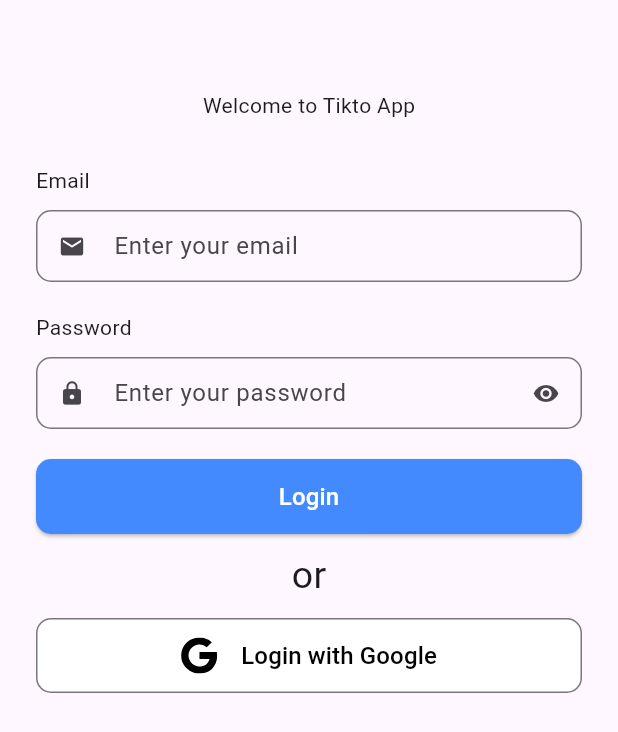
After one commit to OmarElhassaniAlaoui/tikitoko_app, a Flutter app: the LoginPage screen opened by its route, after a tap on "Login", on a phone screen of 412 x 824 dp. The commit adds this screen. Shown: the top 732 px of the screen. Run offline on Flutter 3.47's test engine with Material 2 defaults, Android fonts, the light colour scheme and no system bars; our stand-ins replace dartz, device_preview, equatable, flutter_svg, get, internet_connection_checker and 1 more; accounts and stored records are empty; network calls fail.

Commit message:
auth presentation

```diff
--- a/lib/src/app/routes/app_pages.dart
+++ b/lib/src/app/routes/app_pages.dart
@@ -6,5 +6,6 @@ class AppPages {
   static const followingList = '/following-list';
   static const followersList = '/followers-list';
   static const template = '/template';
+  static const loginPage = '/loginPage';
 
 }
--- a/lib/src/app/routes/app_routes.dart
+++ b/lib/src/app/routes/app_routes.dart
@@ -1,4 +1,5 @@
 import 'package:get/get.dart';
+import 'package:tikto_app/src/presentation/auth/pages/login_page.dart';
 import 'package:tikto_app/src/presentation/followers_page/pages/followers_page.dart';
 import 'package:tikto_app/src/presentation/following_page/pages/following_page.dart';
 import 'package:tikto_app/src/presentation/home_page/pages/home._page.dart';
@@ -9,7 +10,7 @@ import 'package:tikto_app/src/presentation/welcome_page/pages/welcome_page.dart'
 List<GetPage<dynamic>> routes = [
   GetPage(
     name: "/",
-    page: () =>  WelcomePage(),
+    page: () => WelcomePage(),
   ),
   GetPage(
     name: "/template",
@@ -31,4 +32,8 @@ List<GetPage<dynamic>> routes = [
     name: '/followers-list',
     page: () => const FollwersListPage(),
   ),
+  GetPage(
+    name: '/loginPage',
+    page: ()=>  LoginPage(),
+  )
 ];
--- /dev/null
+++ b/lib/src/app/widgets/buttom_widget.dart
@@ -0,0 +1,34 @@
+import 'package:flutter/material.dart';
+
+class ButtonWidget extends StatelessWidget {
+  const ButtonWidget({
+    super.key,
+    required this.text,
+    required this.onPressed,
+    required this.width,
+    required this.height,
+  });
+
+  final String text;
+  final VoidCallback onPressed;
+  final double width;
+  final double height;
+
+  @override
+  Widget build(BuildContext context) {
+    return ElevatedButton(
+      onPressed: onPressed,
+      style: ElevatedButton.styleFrom(
+        fixedSize: Size(width, height),
+        shape: RoundedRectangleBorder(
+          borderRadius: BorderRadius.circular(10),
+        ),
+        backgroundColor: Colors.blueAccent,
+      ),
+      child: Text(
+        text,
+        style: const TextStyle(color: Colors.white, fontSize: 16),
+      ),
+    );
+  }
+}
--- /dev/null
+++ b/lib/src/presentation/auth/controller/auth_controller.dart
@@ -0,0 +1,5 @@
+import 'package:get/get.dart';
+
+class AuthController extends GetxController {
+
+}
--- /dev/null
+++ b/lib/src/presentation/auth/pages/login_page.dart
@@ -0,0 +1,155 @@
+import 'package:flutter/material.dart';
+import 'package:flutter_svg/flutter_svg.dart';
+import 'package:get/get.dart';
+import 'package:tikto_app/src/app/widgets/buttom_widget.dart';
+import 'package:tikto_app/src/presentation/search_user/pages/search_user_page.dart';
+
+class LoginPage extends StatelessWidget {
+  LoginPage({super.key});
+  final GlobalKey<FormState> formKey = GlobalKey<FormState>();
+  final TextEditingController _emailController = TextEditingController();
+  final TextEditingController _passwordController = TextEditingController();
+
+  @override
+  Widget build(BuildContext context) {
+    return Scaffold(
+      body: SingleChildScrollView(
+        padding: const EdgeInsets.symmetric(
+          horizontal: 24,
+        ),
+        child: Column(
+          crossAxisAlignment: CrossAxisAlignment.center,
+          children: [
+            const SizedBox(
+              height: 60,
+            ),
+            const Text('Welcome to Tikto App'),
+            const SizedBox(
+              height: 30,
+            ),
+            SizedBox(
+              child: Column(
+                children: [
+                  Form(
+                    key: formKey,
+                    child: Column(
+                      children: [
+                        const Align(
+                          alignment: Alignment.centerLeft,
+                          child: Text("Email"),
+                        ),
+                        const SizedBox(
+                          height: 10,
+                        ),
+                        TextFormField(
+                          controller: _emailController,
+                          validator: (value) {
+                            if (value == null || value.isEmpty) {
+                              return 'Please enter your email';
+                            }
+                            return null;
+                          },
+                          decoration: const InputDecoration(
+                            hintText: 'Enter your email',
+                            border: OutlineInputBorder(
+                              borderRadius: BorderRadius.all(
+                                Radius.circular(10),
+                              ),
+                            ),
+                            isDense: true,
+                            prefixIcon: Icon(Icons.email),
+                          ),
+                        ),
+                        const SizedBox(
+                          height: 20,
+                        ),
+                        const Align(
+                          alignment: Alignment.centerLeft,
+                          child: Text("Password"),
+                        ),
+                        const SizedBox(
+                          height: 10,
+                        ),
+                        TextFormField(
+                          controller: _passwordController,
+                          obscureText: true,
+                          validator: (value) {
+                            if (value == null || value.isEmpty) {
+                              return 'Please enter your password';
+                            }
+                            return null;
+                          },
+                          decoration: const InputDecoration(
+                            hintText: 'Enter your password',
+                            border: OutlineInputBorder(
+                              borderRadius: BorderRadius.all(
+                                Radius.circular(10),
+                              ),
+                            ),
+                            isDense: true,
+                            prefixIcon: Icon(Icons.lock),
+                            suffixIcon: Icon(Icons.visibility),
+                          ),
+                        ),
+                        const SizedBox(
+                          height: 20,
+                        ),
+                        SizedBox(
+                          width: double.infinity,
+                          child: ButtonWidget(
+                            text: 'Login',
+                            width: double.infinity,
+                            height: 50,
+                            onPressed: () {
+                              // validate form
+                              if (formKey.currentState!.validate()) {
+                                Get.to(() => SearchUserPage());
+                              }
+                            },
+                          ),
+                        ),
+                        const SizedBox(
+                          height: 10,
+                        ),
+                        const Text("or", style: TextStyle(fontSize: 25)),
+                        const SizedBox(
+                          height: 10,
+                        ),
+                        SizedBox(
+                          width: double.infinity,
+                          child: OutlinedButton.icon(
+                            onPressed: () {},
+                            icon: Padding(
+                              padding: const EdgeInsets.all(8.0),
+                              child: SvgPicture.asset(
+                                'assets/icons/google.svg',
+                                width: 24,
+                                height: 24,
+                              ),
+                            ),
+                            label: const Text(
+                              "Login with Google",
+                              style:
+                                  TextStyle(color: Colors.black, fontSize: 16),
+                            ),
+                            style: OutlinedButton.styleFrom(
+                              backgroundColor: Colors.white,
+                              fixedSize: const Size(double.infinity, 50),
+                              shape: RoundedRectangleBorder(
+                                borderRadius: BorderRadius.circular(10),
+                              ),
+                            ),
+                          ),
+                        ),
+                      ],
+                    ),
+                  ),
+                ],
+              ),
+            ),
+          ],
+        ),
+      ),
+    );
+  }
+}
--- a/lib/src/presentation/search_user/pages/search_user_page.dart
+++ b/lib/src/presentation/search_user/pages/search_user_page.dart
@@ -2,6 +2,7 @@ import 'package:flutter/material.dart';
 import 'package:get/get.dart';
 import 'package:tikto_app/src/app/routes/app_pages.dart';
 import 'package:tikto_app/src/app/services/local_storage.dart';
+import 'package:tikto_app/src/app/widgets/buttom_widget.dart';
 import 'package:tikto_app/src/presentation/search_user/controller/search_user_controller.dart';
 
 class SearchUserPage extends GetView<SearchUserController> {
@@ -56,7 +57,10 @@ class SearchUserPage extends GetView<SearchUserController> {
             ),
           ),
           const SizedBox(height: 20),
-          ElevatedButton(
+          ButtonWidget(
+            text: 'Search',
+            height: 50,
+            width: 200,
             onPressed: () async {
               await controller.fetchUser();
               if (formKey.currentState!.validate()) {
@@ -66,20 +70,6 @@ class SearchUserPage extends GetView<SearchUserController> {
                 );
               }
             },
-            style: ElevatedButton.styleFrom(
-              minimumSize: const Size(200, 50),
-              shape: RoundedRectangleBorder(
-                borderRadius: BorderRadius.circular(10),
-              ),
-              backgroundColor: Colors.blueAccent,
-            ),
-            child: const Text(
-              'Search',
-              style: TextStyle(
-                fontSize: 20,
-                color: Colors.white,
-              ),
-            ),
           ),
         ],
       )),
--- a/lib/src/presentation/welcome_page/pages/welcome_page.dart
+++ b/lib/src/presentation/welcome_page/pages/welcome_page.dart
@@ -30,7 +30,7 @@ class WelcomePage extends GetView<WelcomePageController> {
             ),
             OutlinedButton(
                 onPressed: () {
-                  Get.toNamed(AppPages.searchUser);
+                  Get.toNamed(AppPages.loginPage);
                 },
                 style: OutlinedButton.styleFrom(
                   foregroundColor: Colors.black,
```
Also changed, not shown: assets/icons/google.svg (added).
